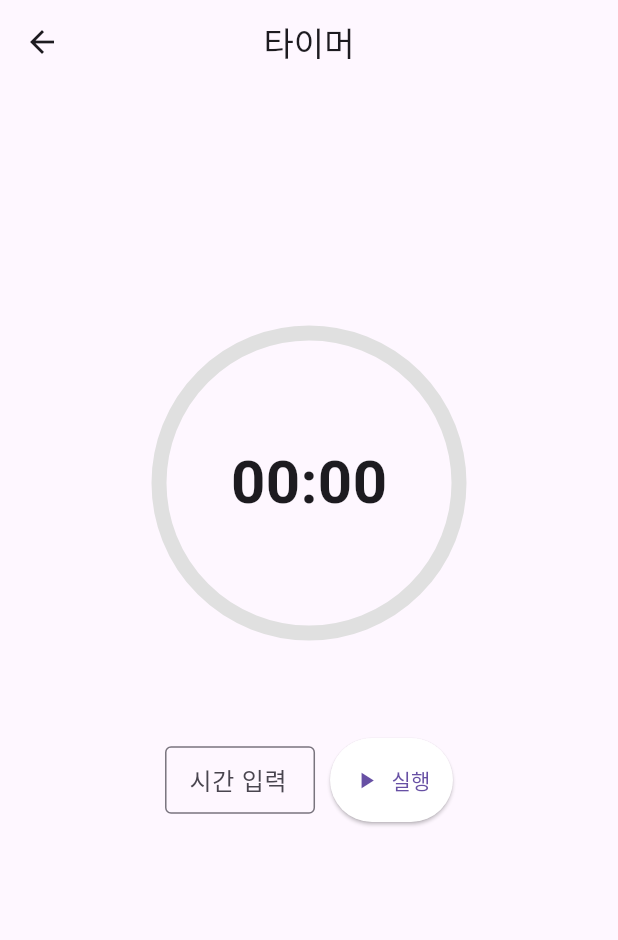
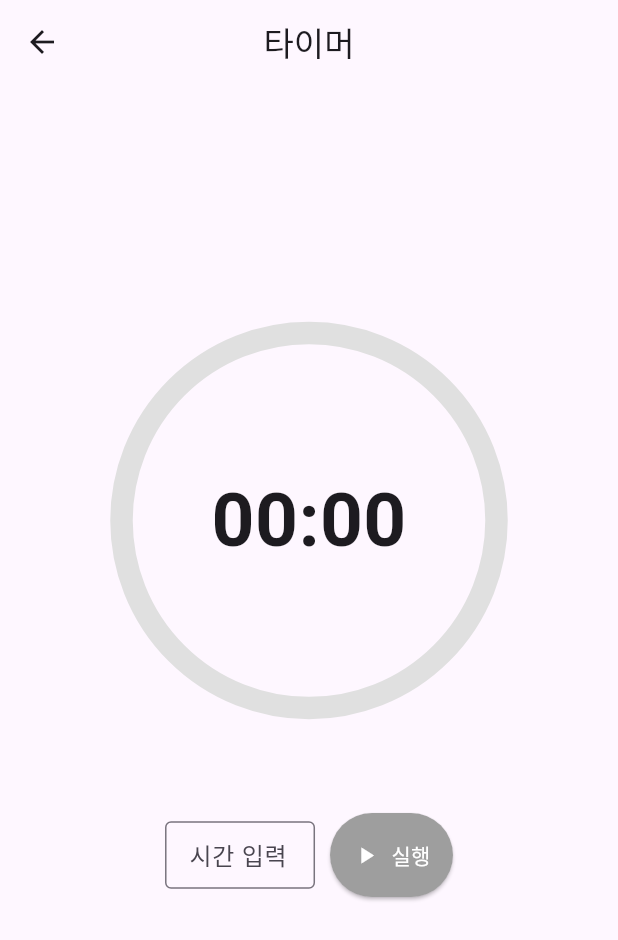
Before and after one commit to public-final-Project-PROJECT/DingDong-Flutter-for-Teacher, a Flutter app: the TimerScreen screen opened directly, on a phone screen of 412 x 824 dp. Shown: the top 940 px of the screen. Run offline on Flutter 3.47's test engine with Material 3 defaults, Android fonts, the phone set to English and light mode, and no system bars; our stand-ins replace dio.

Commit message:
타이머 피그마와 유사하도록 수정

```diff
--- a/lib/screen/Timer.dart
+++ b/lib/screen/Timer.dart
@@ -1,5 +1,10 @@
 import 'dart:async';
 import 'package:flutter/material.dart';
+
+/*
+* Flutter/Dart 기본 라이브러리에 Timer 클래스가 존재해서
+* 충돌 위험 방지로 인해 TimerScreen 으로 클래스 명 변경
+* */
 
 class TimerScreen extends StatefulWidget {
   const TimerScreen({Key? key}) : super(key: key);
@@ -40,7 +45,7 @@ class _TimerScreenState extends State<TimerScreen> {
     setState(() {
       _isRunning = false;
       _isFinished = true;
-      _remainingSeconds = 0; // 시간이 0으로 유지되도록 설정
+      _remainingSeconds = 0; // 시간이 0으로 유지 되도록 설정
     });
   }
 
@@ -73,7 +78,7 @@ class _TimerScreenState extends State<TimerScreen> {
     });
   }
 
-  // 시간을 "MM:SS" 형식으로 변환
+  // 시간을 "MM:SS" 형식 으로 변환
   String _formatTime(int seconds) {
     final minutes = (seconds ~/ 60).toString().padLeft(2, '0');
     final remainingSeconds = (seconds % 60).toString().padLeft(2, '0');
@@ -115,11 +120,11 @@ class _TimerScreenState extends State<TimerScreen> {
                   children: [
                     // 빈 원형 타이머
                     SizedBox(
-                      width: 200,
-                      height: 200,
+                      width: 250,
+                      height: 250,
                       child: CircularProgressIndicator(
                         value: 0, // 빈 타이머
-                        strokeWidth: 10,
+                        strokeWidth: 15,  // 원형 타이머 두께 확장
                         backgroundColor: Colors.grey[300],
                         valueColor: const AlwaysStoppedAnimation<Color>(
                           Colors.green,
@@ -129,7 +134,7 @@ class _TimerScreenState extends State<TimerScreen> {
                     const Text(
                       "00:00",
                       style: TextStyle(
-                        fontSize: 40,
+                        fontSize: 50,
                         fontWeight: FontWeight.bold,
                       ),
                     ),
@@ -168,7 +173,8 @@ class _TimerScreenState extends State<TimerScreen> {
                       icon: const Icon(Icons.play_arrow),
                       label: const Text("실행"),
                       style: ElevatedButton.styleFrom(
-                        backgroundColor: Colors.white,
+                        backgroundColor: Colors.grey,
+                        foregroundColor: Colors.white,
                         padding: EdgeInsets.symmetric(horizontal: 15, vertical: 18), // 실행 버튼 크기 지정
                       ),
                     ),
@@ -180,11 +186,11 @@ class _TimerScreenState extends State<TimerScreen> {
                   alignment: Alignment.center,
                   children: [
                     SizedBox(
-                      width: 200,
-                      height: 200,
+                      width: 250,
+                      height: 250,
                       child: CircularProgressIndicator(
                         value: 0, // 빈 원형 타이머
-                        strokeWidth: 10,
+                        strokeWidth: 15, // 원형 타이머 두께 확장
                         backgroundColor: Colors.red[300],
                         valueColor: const AlwaysStoppedAnimation<Color>(
                           Colors.red, // 빨간색으로 변경
@@ -194,7 +200,7 @@ class _TimerScreenState extends State<TimerScreen> {
                     const Text(
                       "00:00",
                       style: TextStyle(
-                        fontSize: 40,
+                        fontSize: 50,
                         fontWeight: FontWeight.bold,
                         color: Colors.red, // 빨간 텍스트
                       ),
@@ -208,8 +214,10 @@ class _TimerScreenState extends State<TimerScreen> {
                   icon: const Icon(Icons.restart_alt),
                   label: const Text("다시 시작"),
                   style: ElevatedButton.styleFrom(
-                    backgroundColor: Colors.white,
-                    padding: EdgeInsets.symmetric(horizontal: 15, vertical: 18),
+                    backgroundColor: Colors.grey,
+                    foregroundColor: Colors.white,
+                    padding: EdgeInsets.symmetric(horizontal: 15, vertical: 18), // '다시 시작' 버튼 크기 지정
+
                   ),
                 ),
               ] else ...[
@@ -218,11 +226,11 @@ class _TimerScreenState extends State<TimerScreen> {
                   alignment: Alignment.center,
                   children: [
                     SizedBox(
-                      width: 200,
-                      height: 200,
+                      width: 250,
+                      height: 250,
                       child: CircularProgressIndicator(
                         value: progress, // 진행 비율
-                        strokeWidth: 10,
+                        strokeWidth: 15, // 원형 타이머 두께 확장
                         backgroundColor: Colors.grey[300],
                         valueColor: const AlwaysStoppedAnimation<Color>(
                           Colors.green,
@@ -232,7 +240,7 @@ class _TimerScreenState extends State<TimerScreen> {
                     Text(
                       _formatTime(_remainingSeconds),
                       style: const TextStyle(
-                        fontSize: 40,
+                        fontSize: 50,
                         fontWeight: FontWeight.bold,
                       ),
                     ),
@@ -249,8 +257,9 @@ class _TimerScreenState extends State<TimerScreen> {
                       icon: Icon(_isRunning ? Icons.pause : Icons.play_arrow),
                       label: Text(_isRunning ? "멈춤" : "계속"),
                       style: ElevatedButton.styleFrom(
-                        backgroundColor: Colors.white,
-                        padding: EdgeInsets.symmetric(horizontal: 15, vertical: 18),
+                        backgroundColor: Colors.grey,
+                        foregroundColor: Colors.white,
+                        padding: EdgeInsets.symmetric(horizontal: 15, vertical: 18),  // '멈춤', '계속' 버튼 크기 지정
                       ),
                     ),
                     const SizedBox(width: 10),
@@ -259,8 +268,9 @@ class _TimerScreenState extends State<TimerScreen> {
                       icon: const Icon(Icons.restart_alt),
                       label: const Text("초기화"),
                       style: ElevatedButton.styleFrom(
-                        backgroundColor: Colors.white,
-                        padding: EdgeInsets.symmetric(horizontal: 15, vertical: 18),
+                        backgroundColor: Colors.grey,
+                        foregroundColor: Colors.white,
+                        padding: EdgeInsets.symmetric(horizontal: 15, vertical: 18), // '초기화' 버튼 크기 지정
                       ),
                     ),
                   ],
```
